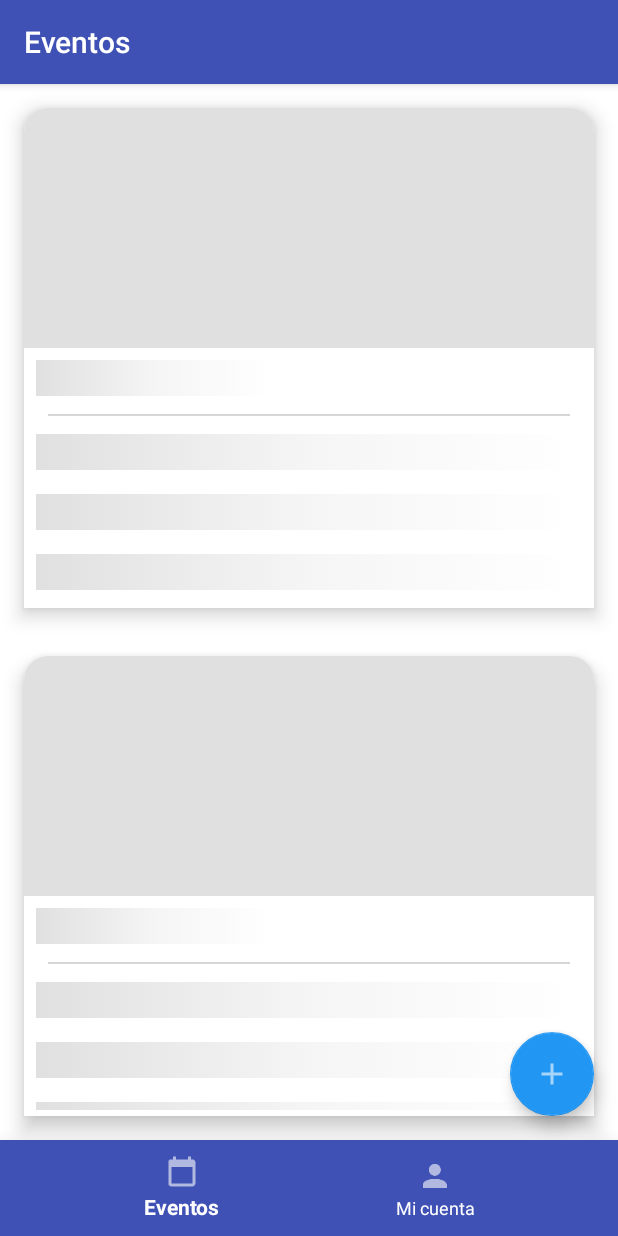
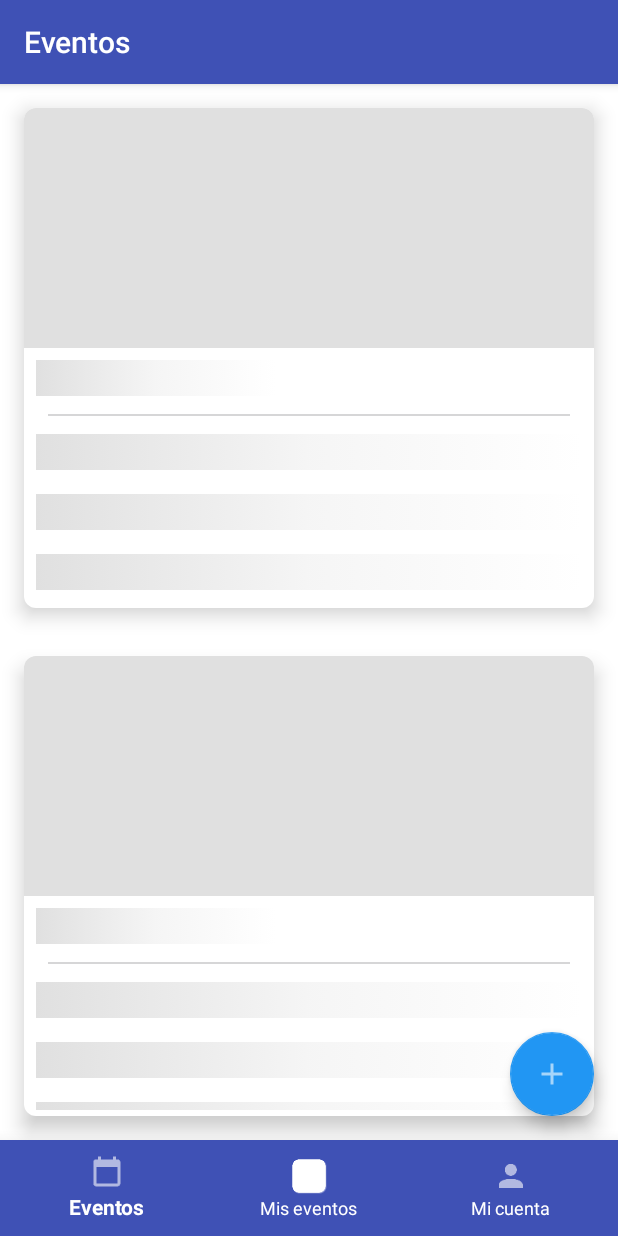
Before and after one commit to ezebongiovi/gouter, an Android app: the NavigationActivity screen opened directly, with no data from a screen before it, on a phone screen of 412 x 824 dp. Run offline under Robolectric (Android 15) with nearby library versions, the phone set to English and light mode, and no system bars; our stand-ins replace RxJava, Shimmer; libraries missing offline, so code that uses them is left out: com.jakewharton.rxbinding2; network calls fail; 1 statement that could not run was skipped.

Commit message:
[Feature] Mis eventos

```diff
--- a/app/src/main/java/com/testableapp/activities/EventDetailActivity.java
+++ b/app/src/main/java/com/testableapp/activities/EventDetailActivity.java
@@ -46,7 +46,7 @@ public class EventDetailActivity extends AbstractActivity {
         }
 
 
-        ((TextView) findViewById(R.id.eventDescription)).setText(event.getDescription());
+        ((TextView) findViewById(R.id.eventDescription)).setText(event.description);
     }
 
     @Override
--- a/app/src/main/java/com/testableapp/activities/NavigationActivity.java
+++ b/app/src/main/java/com/testableapp/activities/NavigationActivity.java
@@ -12,6 +12,7 @@ import android.view.View;
 import com.testableapp.R;
 import com.testableapp.fragments.EventsFragment;
 import com.testableapp.fragments.ProfileFragment;
+import com.testableapp.models.EventsModel;
 import com.testableapp.presenters.EmptyPresenter;
 
 import java.util.ArrayList;
@@ -30,8 +31,9 @@ public class NavigationActivity extends AbstractActivity {
     public void onCreateActivity(@Nullable final Bundle savedInstanceState,
                                  @NonNull final EmptyPresenter presenter) {
 
-        mPages.add(new Page(new EventsFragment(), "Eventos"));
-        mPages.add(new Page(new ProfileFragment(), "Mi cuenta"));
+        mPages.add(new Page(EventsFragment.getInstance(EventsModel.EVENTS), getString(R.string.events)));
+        mPages.add(new Page(EventsFragment.getInstance(EventsModel.MY_EVENTS), getString(R.string.my_events)));
+        mPages.add(new Page(new ProfileFragment(), getString(R.string.my_account)));
 
 
         final BottomNavigationView navigation = findViewById(R.id.navigationView);
@@ -41,9 +43,11 @@ public class NavigationActivity extends AbstractActivity {
             @Override
             public boolean onNavigationItemSelected(@NonNull final MenuItem item) {
                 if (item.getItemId() == R.id.action_settings) {
-                    display(1);
+                    display(2);
                 } else if (item.getItemId() == R.id.action_events) {
                     display(0);
+                } else if (item.getItemId() == R.id.action_my_events) {
+                    display(1);
                 }
 
                 return true;
@@ -63,7 +67,8 @@ public class NavigationActivity extends AbstractActivity {
 
     private void display(final int position) {
         // Shows or hides float button
-        findViewById(R.id.button_create_event).setVisibility(position == 0 ? View.VISIBLE : View.GONE);
+        findViewById(R.id.button_create_event).setVisibility(position == 0 || position == 1
+                ? View.VISIBLE : View.GONE);
 
         final Page page = mPages.get(position);
         setTitle(page.title);
--- a/app/src/main/java/com/testableapp/adapters/EventsAdapter.java
+++ b/app/src/main/java/com/testableapp/adapters/EventsAdapter.java
@@ -31,8 +31,8 @@ public class EventsAdapter extends PaginationAdapter<GEvent> {
 
     @Override
     protected void onBind(final GenericViewHolder holder, final GEvent data) {
-        ((TextView) holder.itemView.findViewById(R.id.eventDescription)).setText(data.getDescription());
-        ((TextView) holder.itemView.findViewById(R.id.eventAddress)).setText(data.getAddress());
+        ((TextView) holder.itemView.findViewById(R.id.eventDescription)).setText(data.description);
+        ((TextView) holder.itemView.findViewById(R.id.eventAddress)).setText(data.address);
 
         holder.itemView.setOnClickListener(v -> {
             if (mListener != null) {
--- a/app/src/main/java/com/testableapp/fragments/EventsFragment.java
+++ b/app/src/main/java/com/testableapp/fragments/EventsFragment.java
@@ -3,6 +3,7 @@ package com.testableapp.fragments;
 import android.os.Bundle;
 import android.support.annotation.NonNull;
 import android.support.annotation.Nullable;
+import android.support.v4.app.Fragment;
 import android.support.v7.widget.LinearSnapHelper;
 import android.support.v7.widget.RecyclerView;
 import android.view.LayoutInflater;
@@ -24,8 +25,30 @@ import java.util.List;
 public class EventsFragment extends AbstractMvpFragment<EventsPresenter>
         implements EventsView, EventsAdapter.OnEventClick, PaginationAdapter.PaginationListener {
 
+    private static final String EXTRA_TYPE = "EXTRA_TYPE";
+    private static final int VIEW_PROGRESS = 0;
+    private static final int VIEW_REGULAR = 1;
+    private static final int VIEW_EMPTY = 2;
+
     private EventsAdapter mAdapter;
     private ViewFlipper mFlipper;
+
+    /**
+     * Factory method for building fragment with necessary initialization data.
+     *
+     * @param events the type of events wanted to be shown
+     *               see {@link com.testableapp.models.EventsModel#MY_EVENTS}
+     * @return the fragment with necessary data
+     */
+    public static Fragment getInstance(final int events) {
+        final Bundle args = new Bundle();
+        args.putInt(EXTRA_TYPE, events);
+
+        final EventsFragment fragment = new EventsFragment();
+        fragment.setArguments(args);
+
+        return fragment;
+    }
 
     @Nullable
     @Override
@@ -48,17 +71,17 @@ public class EventsFragment extends AbstractMvpFragment<EventsPresenter>
     @NonNull
     @Override
     protected EventsPresenter createPresenter() {
-        return new EventsPresenter();
+        return new EventsPresenter(getArguments().getInt(EXTRA_TYPE));
     }
 
     @Override
     public void showProgressLayout() {
-        mFlipper.setDisplayedChild(0);
+        mFlipper.setDisplayedChild(VIEW_PROGRESS);
     }
 
     @Override
     public void showRegularLayout() {
-        mFlipper.setDisplayedChild(1);
+        mFlipper.setDisplayedChild(VIEW_REGULAR);
     }
 
     @Override
@@ -82,6 +105,11 @@ public class EventsFragment extends AbstractMvpFragment<EventsPresenter>
     }
 
     @Override
+    public void showEmptyState() {
+        mFlipper.setDisplayedChild(VIEW_EMPTY);
+    }
+
+    @Override
     public void addEvents(@NonNull final List<GEvent> results) {
         mAdapter.addItems(results);
     }
@@ -95,4 +123,5 @@ public class EventsFragment extends AbstractMvpFragment<EventsPresenter>
     public void onEndReached(final int offset) {
         mPresenter.getEvents(offset);
     }
+
 }
--- a/app/src/main/java/com/testableapp/models/EventsModel.java
+++ b/app/src/main/java/com/testableapp/models/EventsModel.java
@@ -14,6 +14,8 @@ import io.reactivex.Observable;
 public class EventsModel {
 
     private static EventsModel INSTANCE;
+    public static final int MY_EVENTS = 0;
+    public static final int EVENTS = 1;
 
     private EventsModel() {
 
@@ -35,7 +37,12 @@ public class EventsModel {
         return MainApplication.getRetrofit().create(EventsService.class);
     }
 
-    public Observable<ApiResponse<Search<GEvent>>> getEvents(final int offset, final int limit) {
+    public Observable<ApiResponse<Search<GEvent>>> getEvents(final int type,  final int offset,
+                                                             final int limit) {
+        if (type == MY_EVENTS) {
+            return getService().getMyEvents(offset, limit);
+        }
+
         return getService().getEvents(offset, limit);
     }
 }
--- a/app/src/main/java/com/testableapp/presenters/EventsPresenter.java
+++ b/app/src/main/java/com/testableapp/presenters/EventsPresenter.java
@@ -16,9 +16,14 @@ import io.reactivex.schedulers.Schedulers;
 
 public class EventsPresenter extends AbstractPresenter<EventsView> {
 
+    private final int mEventType;
     private Search<GEvent> mData;
     private static final int PAGE_LIMIT = 10;
     private Disposable mDisposable;
+
+    public EventsPresenter(final int eventType) {
+        mEventType = eventType;
+    }
 
     @Override
     public void attachView(@NonNull final EventsView view) {
@@ -48,13 +53,18 @@ public class EventsPresenter extends AbstractPresenter<EventsView> {
             mDisposable = null;
         }
 
-        mDisposable = EventsModel.getInstance().getEvents(offset, PAGE_LIMIT)
+        mDisposable = EventsModel.getInstance().getEvents(mEventType, offset, PAGE_LIMIT)
                 .observeOn(AndroidSchedulers.mainThread())
                 .subscribeOn(Schedulers.io()).subscribe(new Consumer<ApiResponse<Search<GEvent>>>() {
                     @Override
                     public void accept(final ApiResponse<Search<GEvent>> listApiResponse) throws Exception {
                         if (ApiResponse.STATUS_OK.equalsIgnoreCase(listApiResponse.status)) {
                             mData = listApiResponse.data;
+
+                            if (offset == 0 && listApiResponse.data.results.isEmpty()) {
+                                getView().showEmptyState();
+                                return;
+                            }
 
                             if (offset == 0) {
                                 getView().showRegularLayout();
--- a/app/src/main/java/com/testableapp/services/EventsService.java
+++ b/app/src/main/java/com/testableapp/services/EventsService.java
@@ -21,4 +21,8 @@ public interface EventsService {
     @GET("/events")
     Observable<ApiResponse<Search<GEvent>>> getEvents(@Query("offset") int offset,
                                                       @Query("limit") int limit);
+
+    @GET("profile/me/events")
+    Observable<ApiResponse<Search<GEvent>>> getMyEvents(@Query("offset") int offset,
+                                                        @Query("limit") int limit);
 }
--- a/app/src/main/java/com/testableapp/views/EventsView.java
+++ b/app/src/main/java/com/testableapp/views/EventsView.java
@@ -13,5 +13,7 @@ public interface EventsView extends AbstractView {
 
     void hideListProgress();
 
+    void showEmptyState();
+
     void addEvents(@NonNull List<GEvent> results);
 }
--- a/app/src/main/res/drawable/box_radio_grey.xml
+++ b/app/src/main/res/drawable/box_radio_grey.xml
@@ -2,7 +2,7 @@
 <selector xmlns:android="http://schemas.android.com/apk/res/android">
     <item>
         <shape>
-            <corners android:topRightRadius="@dimen/_2m" android:topLeftRadius="@dimen/_2m"/>
+            <corners android:topRightRadius="@dimen/_1m" android:topLeftRadius="@dimen/_1m"/>
             <solid android:color="@color/backgroundGrey"/>
         </shape>
     </item>
--- a/app/src/main/res/drawable/box_radio_white.xml
+++ b/app/src/main/res/drawable/box_radio_white.xml
@@ -2,7 +2,7 @@
 <selector xmlns:android="http://schemas.android.com/apk/res/android">
 <item>
     <shape>
-        <corners android:topLeftRadius="@dimen/_2m" android:topRightRadius="@dimen/_2m"/>
+        <corners android:radius="@dimen/_1m"/>
         <solid android:color="@android:color/white"/>
     </shape>
 </item>
--- a/app/src/main/res/layout/fragment_events.xml
+++ b/app/src/main/res/layout/fragment_events.xml
@@ -4,19 +4,17 @@
     android:layout_width="match_parent"
     android:layout_height="match_parent"
     android:inAnimation="@android:anim/fade_in"
-    android:outAnimation="@android:anim/fade_out"
-    android:orientation="vertical">
+    android:orientation="vertical"
+    android:outAnimation="@android:anim/fade_out">
 
     <LinearLayout
         android:layout_width="match_parent"
         android:layout_height="match_parent"
         android:orientation="vertical">
 
-        <include
-            layout="@layout/skeleton_holder_event"/>
+        <include layout="@layout/skeleton_holder_event" />
 
-        <include
-            layout="@layout/skeleton_holder_event"/>
+        <include layout="@layout/skeleton_holder_event" />
     </LinearLayout>
 
 
@@ -25,4 +23,31 @@
         android:layout_width="match_parent"
         android:layout_height="match_parent" />
 
+    <LinearLayout
+        android:layout_width="match_parent"
+        android:layout_height="match_parent"
+        android:gravity="center"
+        android:orientation="vertical"
+        android:background="@color/backgroundGrey">
+
+        <ImageView
+            android:layout_width="wrap_content"
+            android:layout_height="wrap_content"
+            android:src="@mipmap/empty_state"/>
+
+        <TextView
+            android:layout_width="wrap_content"
+            android:layout_height="wrap_content"
+            android:text="@string/empty_my_events_title"
+            android:textColor="@color/colorTextSecondaryDark"
+            android:textSize="@dimen/font_size_xl"/>
+
+        <TextView
+            android:layout_width="wrap_content"
+            android:layout_height="wrap_content"
+            android:padding="@dimen/_1m"
+            android:text="@string/empty_my_events_subtitle"
+            android:textColor="@color/colorTextSecondary"
+            android:textSize="@dimen/font_size_m"/>
+    </LinearLayout>
 </ViewFlipper>
--- a/app/src/main/res/menu/navigation.xml
+++ b/app/src/main/res/menu/navigation.xml
@@ -5,6 +5,11 @@
         android:title="@string/events"
         android:icon="@mipmap/ic_calendar_blank" />
 
+    <item android:id="@+id/action_my_events"
+        android:title="@string/my_events"
+        android:icon="@mipmap/ic_camera" />
+
+
     <item android:id="@+id/action_settings"
         android:title="@string/menu_settings"
         android:icon="@mipmap/ic_account" />
--- a/app/src/main/res/values/colors.xml
+++ b/app/src/main/res/values/colors.xml
@@ -9,7 +9,8 @@
     <color name="colorWhite_10">#90FFFFFF</color>
     <color name="colorWhite_20">#20FFFFFF</color>
     <color name="colorTextPrimary">#000000</color>
-    <color name="colorTextSecondary">#000000</color>
+    <color name="colorTextSecondaryDark">#424242</color>
+    <color name="colorTextSecondary">#9E9E9E</color>
     <color name="backgroundGrey">#E0E0E0</color>
     <color name="backgroundGrey_50">#50E0E0E0</color>
     <color name="colorPink">#E91E63</color>
--- a/app/src/main/res/values/strings.xml
+++ b/app/src/main/res/values/strings.xml
@@ -26,4 +26,8 @@
     <string name="lorem_ipsum">Lorem ipsum dolor sit amet, consectetur adipiscing elit, sed do eiusmod tempor incididunt ut labore et dolore magna aliqua. Ut enim ad minim veniam, quis nostrud exercitation ullamco laboris nisi ut aliquip ex ea commodo consequat. Duis aute irure dolor in reprehenderit in voluptate velit esse cillum dolore eu fugiat nulla pariatur. Excepteur sint occaecat cupidatat non proident, sunt in culpa qui officia deserunt mollit anim id est laborum.</string>
     <string name="lorem_ipsum_large">Lorem ipsum dolor sit amet, consectetur adipiscing elit, sed do eiusmod tempor incididunt ut labore et dolore magna aliqua. Ut enim ad minim veniam, quis nostrud exercitation ullamco laboris nisi ut aliquip ex ea commodo consequat. Duis aute irure dolor in reprehenderit in voluptate velit esse cillum dolore eu fugiat nulla pariatur. Excepteur sint occaecat cupidatat non proident, sunt in culpa qui officia deserunt mollit anim id est laborum.Lorem ipsum dolor sit amet, consectetur adipiscing elit, sed do eiusmod tempor incididunt ut labore et dolore magna aliqua. Ut enim ad minim veniam, quis nostrud exercitation ullamco laboris nisi ut aliquip ex ea commodo consequat. Duis aute irure dolor in reprehenderit in voluptate velit esse cillum dolore eu fugiat nulla pariatur. Excepteur sint occaecat cupidatat non proident, sunt in culpa qui officia deserunt mollit anim id est laborum.</string>
     <string name="events">Eventos</string>
+    <string name="my_events">Mis eventos</string>
+    <string name="my_account">Mi cuenta</string>
+    <string name="empty_my_events_title">No has creado eventos</string>
+    <string name="empty_my_events_subtitle">¡Creá tu primer evento e invitá a tus amigos!</string>
 </resources>
```
Also changed, not shown: app/src/main/java/com/testableapp/dto/CreateEvent.java (+4 -4 lines), app/src/main/java/com/testableapp/dto/GEvent.java (+23 -28 lines), app/src/main/res/mipmap-xxxhdpi/empty_state.png (added).
